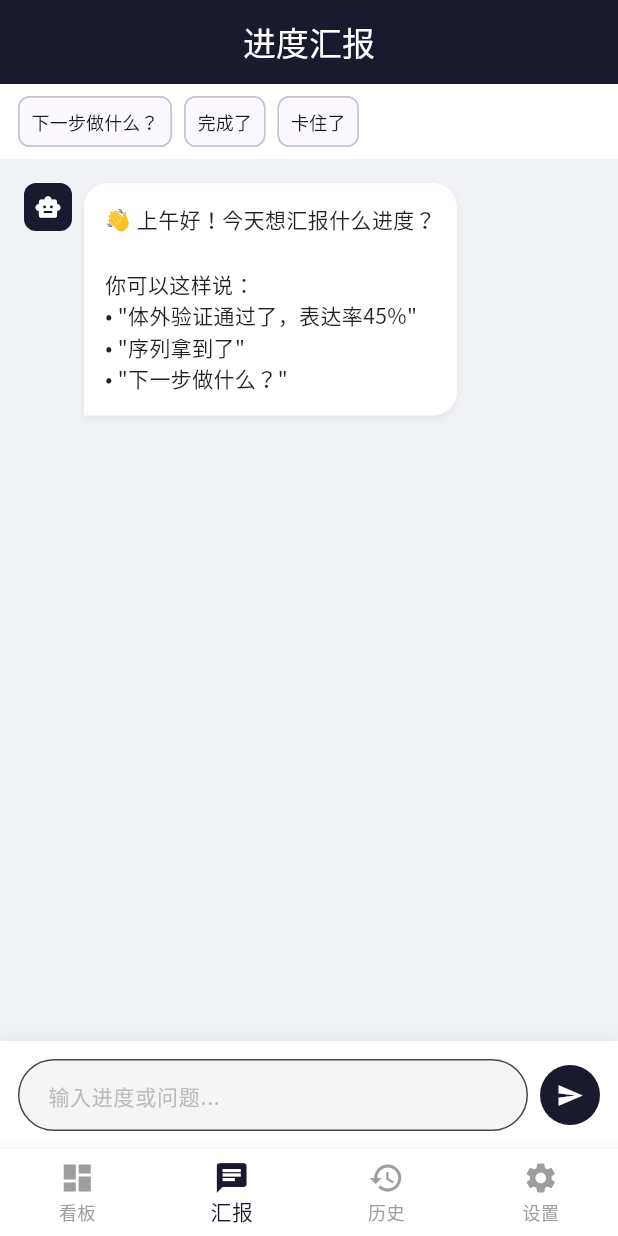
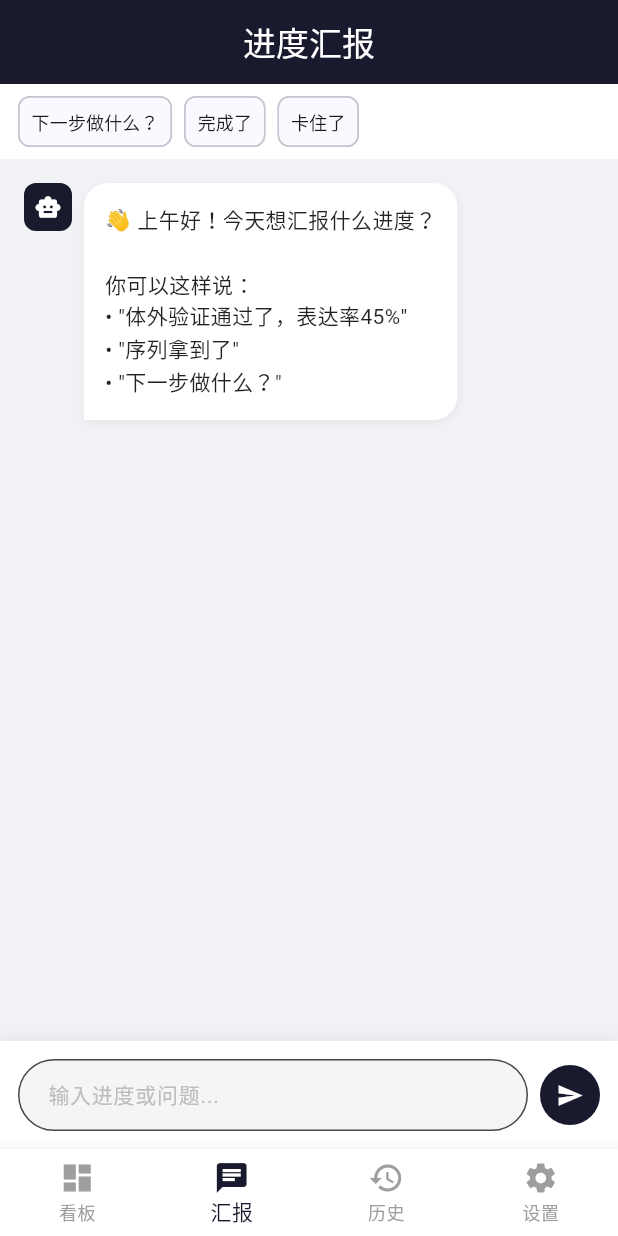
Before and after one commit to ffduan/NewCo-Hermes-App, a Flutter app: the screen it shows after launch, item 2 of the bottom bar chosen, on a phone screen of 412 x 824 dp. Run offline on Flutter 3.47's test engine with Material 3 defaults, Android fonts, the phone set to English and light mode, and no system bars; our stand-ins replace flutter_local_notifications, shared_preferences; network calls fail.

Commit message:
fix: 移除缺失的字体引用，修复CI构建

```diff
--- a/flutter_app/lib/theme/app_theme.dart
+++ b/flutter_app/lib/theme/app_theme.dart
@@ -32,7 +32,7 @@ class AppTheme {
         backgroundColor: Colors.white,
         elevation: 8,
       ),
-      fontFamily: 'NotoSansSC',
+      // fontFamily is omitted - system fonts handle CJK natively
     );
   }
 
```
Also changed, not shown: flutter_app/pubspec.yaml (+1 -6 lines).
